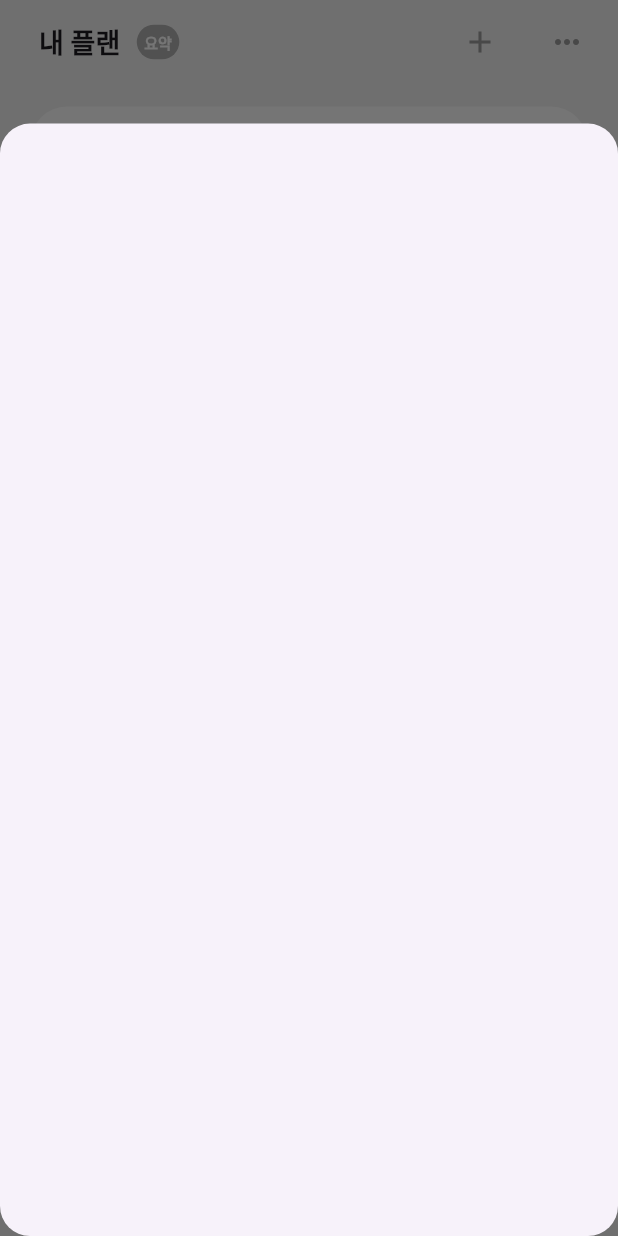
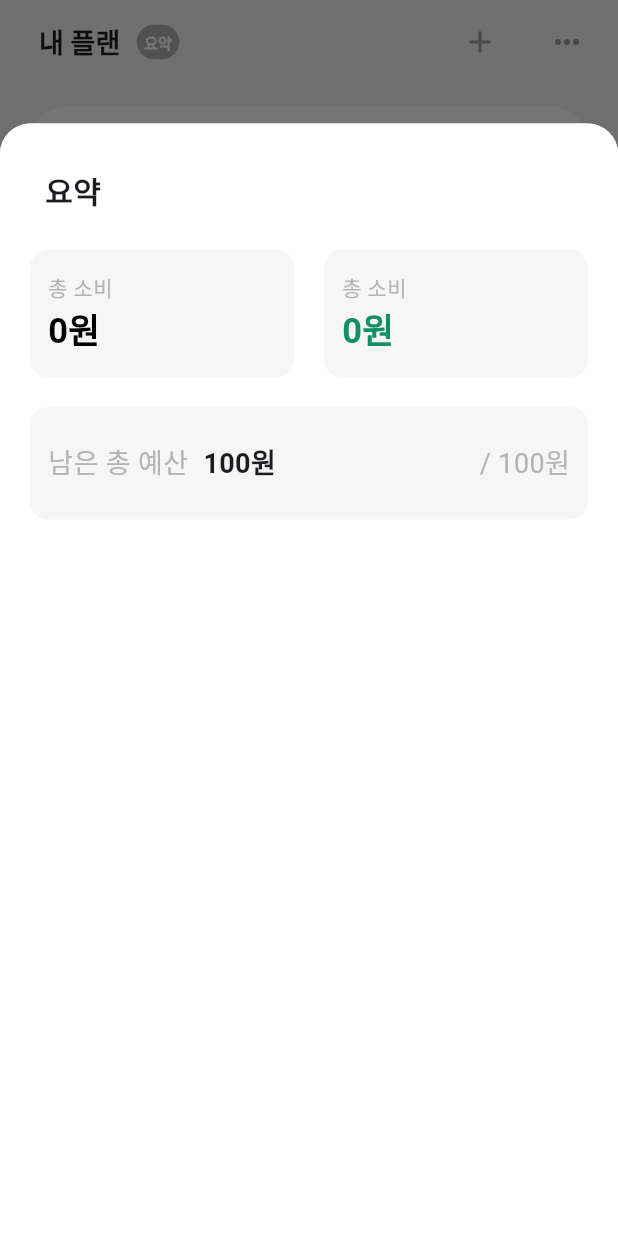
Before and after one commit to flutter-fantastic-crew/sconCloneCoding, a Flutter app: the screen it shows after launch, after a tap on "요약", on a phone screen of 412 x 824 dp. Run offline on Flutter 3.47's test engine with Material 3 defaults, Android fonts, the phone set to English and light mode, and no system bars.

Commit message:
요약 바탐시트 상단 카드 추가

```diff
--- a/lib/widget/appbar_widget.dart
+++ b/lib/widget/appbar_widget.dart
@@ -1,4 +1,5 @@
 import 'package:flutter/material.dart';
+import 'package:sang/widget/title_card_widget.dart';
 
 import 'badge_widget.dart';
 
@@ -28,13 +29,109 @@ class AppbarWidget extends AppBar {
                 onClick: () => showModalBottomSheet<void>(
                   context: context,
                   isScrollControlled: true,
+                  backgroundColor: Colors.white,
                   shape: RoundedRectangleBorder(
                     borderRadius: BorderRadius.circular(20.0),
                   ),
                   builder: (BuildContext context) {
                     return FractionallySizedBox(
                       heightFactor: 0.9,
-                      child: Container(),
+                      child: Container(
+                        padding: EdgeInsets.only(left: 20, right: 20),
+                        decoration: const BoxDecoration(
+                          color: Colors.white,
+                          borderRadius: BorderRadius.only(
+                            topLeft: Radius.circular(20),
+                            topRight: Radius.circular(20),
+                          ),
+                        ),
+                        child: Column(
+                          crossAxisAlignment: CrossAxisAlignment.start,
+                          children: [
+                            const Padding(
+                              padding: EdgeInsets.only(
+                                  top: 30, left: 10, bottom: 25),
+                              child: Text("요약",
+                                  style: TextStyle(
+                                    fontWeight: FontWeight.bold,
+                                    fontSize: 20,
+                                  )),
+                            ),
+                            Row(
+                              children: [
+                                Expanded(
+                                  flex: 1,
+                                  child: TitleCardWidget(
+                                    title: "총 소비",
+                                    desc: "0원",
+                                  ),
+                                ),
+                                const SizedBox(
+                                  width: 20,
+                                ),
+                                Expanded(
+                                  flex: 1,
+                                  child: TitleCardWidget(
+                                    title: "총 소비",
+                                    desc: "0원",
+                                    descColor: Color(0xFF128F65),
+                                  ),
+                                ),
+                              ],
+                            ),
+                            const SizedBox(
+                              height: 20,
+                            ),
+                            Container(
+                              height: 75,
+                              child: Padding(
+                                padding: const EdgeInsets.only(
+                                    left: 12, top: 15, bottom: 15, right: 12),
+                                child: Row(
+                                  mainAxisAlignment:
+                                      MainAxisAlignment.spaceBetween,
+                                  children: [
+                                    Row(
+                                      crossAxisAlignment:
+                                          CrossAxisAlignment.center,
+                                      children: [
+                                        Text(
+                                          "남은 총 예산",
+                                          style: TextStyle(
+                                            fontSize: 18,
+                                            color: Color(0xFFB4B4B4),
+                                          ),
+                                        ),
+                                        const SizedBox(
+                                          width: 10,
+                                        ),
+                                        Text(
+                                          "100원",
+                                          style: TextStyle(
+                                            fontWeight: FontWeight.bold,
+                                            fontSize: 18,
+                                          ),
+                                        ),
+                                      ],
+                                    ),
+                                    Text(
+                                      "/ 100원",
+                                      style: TextStyle(
+                                        fontSize: 18,
+                                        color: Color(0xFFB4B4B4),
+                                      ),
+                                    ),
+                                  ],
+                                ),
+                              ),
+                              decoration: BoxDecoration(
+                                color: const Color(0xFFF6F6F6),
+                                borderRadius: BorderRadius.circular(12),
+                              ),
+                            )
+                          ],
+                        ),
+                      ),
                     );
                   },
                 ),
--- /dev/null
+++ b/lib/widget/title_card_widget.dart
@@ -0,0 +1,37 @@
+import 'package:flutter/cupertino.dart';
+import 'package:flutter/material.dart';
+
+class TitleCardWidget extends Container {
+  TitleCardWidget({
+    required String title,
+    required String desc,
+    Color? descColor,
+  }) : super(
+          height: 85,
+          child: Padding(
+            padding: const EdgeInsets.only(left: 12, top: 15, bottom: 15),
+            child: Column(
+              crossAxisAlignment: CrossAxisAlignment.start,
+              children: [
+                Text(
+                  title,
+                  style: TextStyle(
+                    color: Color(0xFFB4B4B4),
+                  ),
+                ),
+                Text(
+                  desc,
+                  style: TextStyle(
+                      fontWeight: FontWeight.bold,
+                      fontSize: 23,
+                      color: descColor ?? Colors.black),
+                ),
+              ],
+            ),
+          ),
+          decoration: BoxDecoration(
+            color: const Color(0xFFF6F6F6),
+            borderRadius: BorderRadius.circular(12),
+          ),
+        );
+}
```
